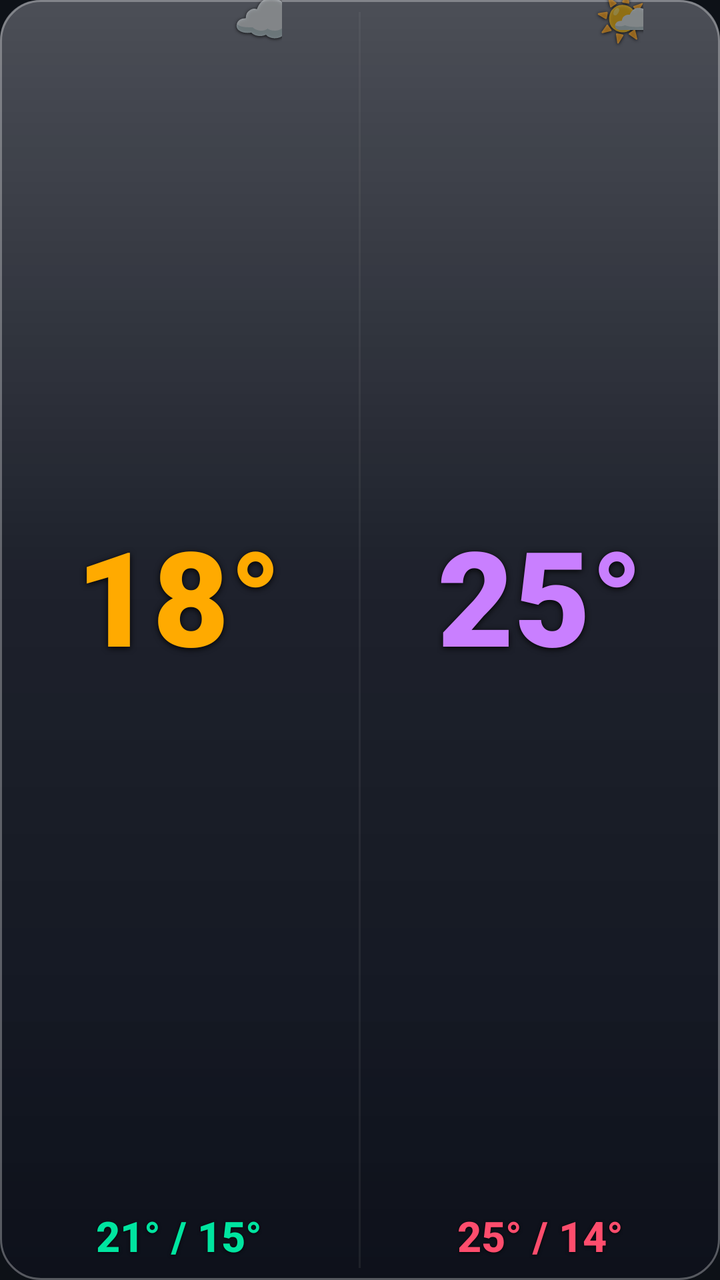
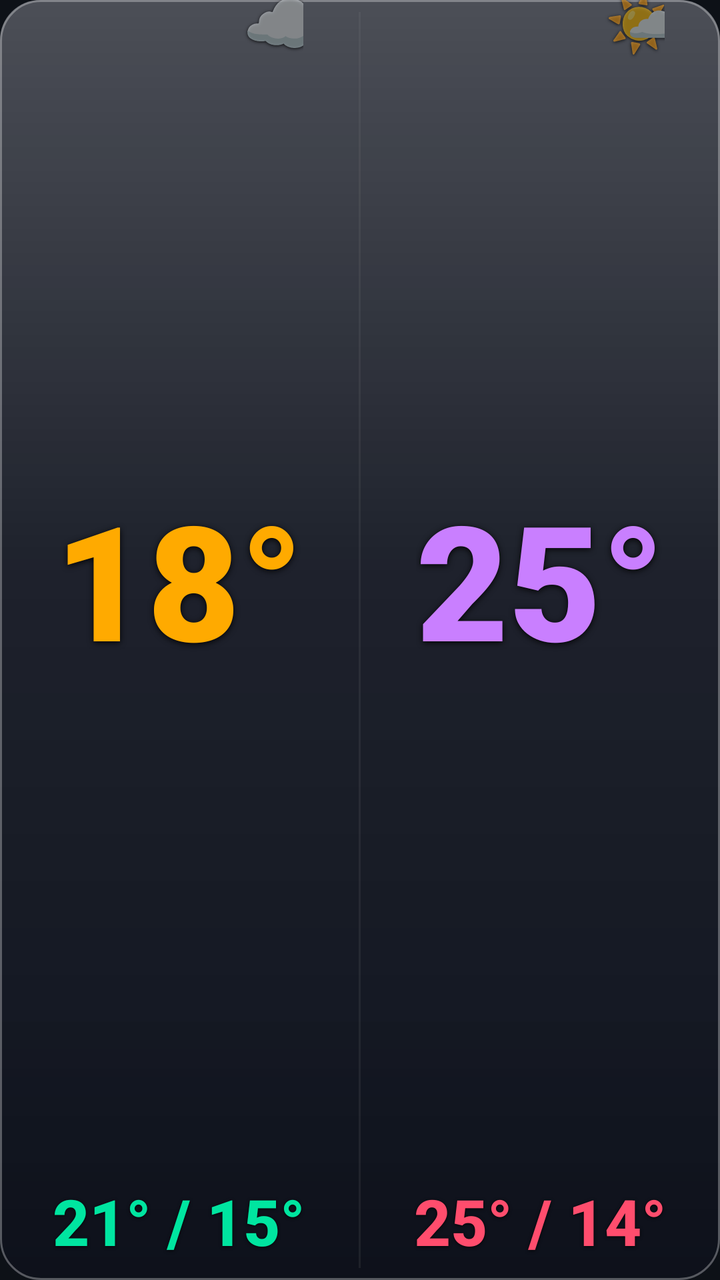

Screens rendered from an Android XML layout before and after an edit, with the pre-edit source and the edit as a unified diff.
<!-- AndroidManifest.xml: application theme Theme.Weather28 -->
<!-- res/layout/widget_dark_l.xml -->
<?xml version="1.0" encoding="utf-8"?>
<LinearLayout xmlns:android="http://schemas.android.com/apk/res/android"
    android:id="@+id/widget_root"
    android:layout_width="match_parent"
    android:layout_height="match_parent"
    android:orientation="vertical"
    android:background="@drawable/widget_bg_dark">


    <LinearLayout
        android:layout_width="match_parent"
        android:layout_height="0dp"
        android:layout_weight="1"
        android:orientation="horizontal">

        
        <LinearLayout
            android:layout_width="0dp"
            android:layout_height="match_parent"
            android:layout_weight="1"
            android:orientation="vertical"
            android:gravity="center_horizontal"
            android:paddingStart="6dp"
            android:paddingEnd="6dp"
            android:paddingBottom="8dp">

            <FrameLayout
                android:layout_width="wrap_content"
                android:layout_height="0dp"
                android:layout_weight="1">

                <TextView
                    android:id="@+id/today_temp"
                    android:layout_width="wrap_content"
                    android:layout_height="wrap_content"
                    android:layout_gravity="center"
                    android:text="18°"
                    android:textColor="#ffaa00"
                    android:textSize="66sp"
                    android:fontFamily="sans-serif-black"
                    android:includeFontPadding="false"
                    android:gravity="center"
                    android:shadowColor="#e6000000" android:shadowDx="0" android:shadowDy="2" android:shadowRadius="7"/>

                <TextView
                    android:id="@+id/today_icon"
                    android:layout_width="wrap_content"
                    android:layout_height="wrap_content"
                    android:layout_gravity="top|end"
                    android:layout_marginTop="-6dp"
                    android:layout_marginEnd="-8dp"
                    android:text="☁️"
                    android:textSize="26sp"
                    android:includeFontPadding="false"
                    android:gravity="center"
                    android:shadowColor="#cc000000" android:shadowDx="0" android:shadowDy="1" android:shadowRadius="4"/>
            </FrameLayout>

            <TextView
                android:id="@+id/today_minmax"
                android:layout_width="wrap_content"
                android:layout_height="wrap_content"
                android:text="21° / 15°"
                android:textColor="#00e5a0"
                android:textSize="21sp"
                android:fontFamily="sans-serif-medium"
                android:textStyle="bold"
                android:layout_marginTop="2dp"
                android:shadowColor="#cc000000" android:shadowDx="0" android:shadowDy="1" android:shadowRadius="4"/>
        </LinearLayout>

        <TextView
            android:layout_width="1dp"
            android:layout_height="match_parent"
            android:background="#22888888"
            android:layout_marginTop="6dp"
            android:layout_marginBottom="6dp"
            android:text=""/>

        
        <LinearLayout
            android:layout_width="0dp"
            android:layout_height="match_parent"
            android:layout_weight="1"
            android:orientation="vertical"
            android:gravity="center_horizontal"
            android:paddingStart="6dp"
            android:paddingEnd="6dp"
            android:paddingBottom="8dp">

            <FrameLayout
                android:layout_width="wrap_content"
                android:layout_height="0dp"
                android:layout_weight="1">

                <TextView
                    android:id="@+id/tomorrow_temp"
                    android:layout_width="wrap_content"
                    android:layout_height="wrap_content"
                    android:layout_gravity="center"
                    android:text="25°"
                    android:textColor="#c97fff"
                    android:textSize="66sp"
                    android:fontFamily="sans-serif-black"
                    android:includeFontPadding="false"
                    android:gravity="center"
                    android:shadowColor="#e6000000" android:shadowDx="0" android:shadowDy="2" android:shadowRadius="7"/>

                <TextView
                    android:id="@+id/tomorrow_icon"
                    android:layout_width="wrap_content"
                    android:layout_height="wrap_content"
                    android:layout_gravity="top|end"
                    android:layout_marginTop="-6dp"
                    android:layout_marginEnd="-8dp"
                    android:text="🌤️"
                    android:textSize="26sp"
                    android:includeFontPadding="false"
                    android:gravity="center"
                    android:shadowColor="#cc000000" android:shadowDx="0" android:shadowDy="1" android:shadowRadius="4"/>
            </FrameLayout>

            <TextView
                android:id="@+id/tomorrow_minmax"
                android:layout_width="wrap_content"
                android:layout_height="wrap_content"
                android:text="25° / 14°"
                android:textColor="#ff4d6d"
                android:textSize="21sp"
                android:fontFamily="sans-serif-medium"
                android:textStyle="bold"
                android:layout_marginTop="2dp"
                android:shadowColor="#cc000000" android:shadowDx="0" android:shadowDy="1" android:shadowRadius="4"/>
        </LinearLayout>
    </LinearLayout>

    <TextView android:id="@+id/widget_refresh" android:layout_width="0dp" android:layout_height="0dp" android:visibility="gone"/>
    <TextView android:id="@+id/today_desc"    android:layout_width="0dp" android:layout_height="0dp" android:visibility="gone"/>
    <TextView android:id="@+id/tomorrow_desc" android:layout_width="0dp" android:layout_height="0dp" android:visibility="gone"/>
    <TextView android:id="@+id/today_icon_bg" android:layout_width="0dp" android:layout_height="0dp" android:visibility="gone"/>
    <TextView android:id="@+id/tomorrow_icon_bg" android:layout_width="0dp" android:layout_height="0dp" android:visibility="gone"/>
    <TextView android:id="@+id/today_rain"    android:layout_width="0dp" android:layout_height="0dp" android:visibility="gone"/>
    <TextView android:id="@+id/today_wind"    android:layout_width="0dp" android:layout_height="0dp" android:visibility="gone"/>
    <TextView android:id="@+id/tomorrow_rain" android:layout_width="0dp" android:layout_height="0dp" android:visibility="gone"/>
    <TextView android:id="@+id/tomorrow_wind" android:layout_width="0dp" android:layout_height="0dp" android:visibility="gone"/>

</LinearLayout>
<!-- resources referenced by this layout -->
<resources>
  <!-- drawable widget_bg_dark (drawable) -->
  <?xml version="1.0" encoding="utf-8"?>
  <layer-list xmlns:android="http://schemas.android.com/apk/res/android">
      <item>
          <shape android:shape="rectangle">
              <solid android:color="#CC101520"/>
              <corners android:radius="20dp"/>
          </shape>
      </item>
      <item>
          <shape android:shape="rectangle">
              <gradient
                  android:type="linear"
                  android:angle="115"
                  android:startColor="#40FFFFFF"
                  android:centerColor="#0FFFFFFF"
                  android:endColor="#00FFFFFF"
                  android:centerY="0.45"/>
              <corners android:radius="20dp"/>
          </shape>
      </item>
      <item>
          <shape android:shape="rectangle">
              <gradient
                  android:type="linear"
                  android:angle="90"
                  android:startColor="#22000000"
                  android:centerColor="#00000000"
                  android:endColor="#00000000"
                  android:centerY="0.25"/>
              <corners android:radius="20dp"/>
          </shape>
      </item>
      <item>
          <shape android:shape="rectangle">
              <stroke android:width="1dp" android:color="#4DFFFFFF"/>
              <corners android:radius="20dp"/>
          </shape>
      </item>
  </layer-list>
  <style name="Theme.Weather28" parent="Theme.MaterialComponents.DayNight.NoActionBar">
          <item name="colorPrimary">#00e5a0</item>
          <item name="colorPrimaryVariant">#4d9fff</item>
          <item name="colorOnPrimary">#0d1117</item>
          <item name="android:windowBackground">#0d1117</item>
          <item name="android:statusBarColor">#0d1117</item>
          <item name="android:navigationBarColor">#0d1117</item>
      </style>
</resources>

<!-- the commit's change to res/layout/widget_dark_l.xml (unified diff, before → after) -->
@@ -36,7 +36,7 @@
                     android:layout_gravity="center"
                     android:text="18°"
                     android:textColor="#ffaa00"
-                    android:textSize="66sp"
+                    android:textSize="80sp"
                     android:fontFamily="sans-serif-black"
                     android:includeFontPadding="false"
                     android:gravity="center"
@@ -47,10 +47,10 @@
                     android:layout_width="wrap_content"
                     android:layout_height="wrap_content"
                     android:layout_gravity="top|end"
-                    android:layout_marginTop="-6dp"
-                    android:layout_marginEnd="-8dp"
+                    android:layout_marginTop="-7dp"
+                    android:layout_marginEnd="-10dp"
                     android:text="☁️"
-                    android:textSize="26sp"
+                    android:textSize="32sp"
                     android:includeFontPadding="false"
                     android:gravity="center"
                     android:shadowColor="#cc000000" android:shadowDx="0" android:shadowDy="1" android:shadowRadius="4"/>
@@ -62,7 +62,7 @@
                 android:layout_height="wrap_content"
                 android:text="21° / 15°"
                 android:textColor="#00e5a0"
-                android:textSize="21sp"
+                android:textSize="32sp"
                 android:fontFamily="sans-serif-medium"
                 android:textStyle="bold"
                 android:layout_marginTop="2dp"
@@ -100,7 +100,7 @@
                     android:layout_gravity="center"
                     android:text="25°"
                     android:textColor="#c97fff"
-                    android:textSize="66sp"
+                    android:textSize="80sp"
                     android:fontFamily="sans-serif-black"
                     android:includeFontPadding="false"
                     android:gravity="center"
@@ -111,10 +111,10 @@
                     android:layout_width="wrap_content"
                     android:layout_height="wrap_content"
                     android:layout_gravity="top|end"
-                    android:layout_marginTop="-6dp"
-                    android:layout_marginEnd="-8dp"
+                    android:layout_marginTop="-7dp"
+                    android:layout_marginEnd="-10dp"
                     android:text="🌤️"
-                    android:textSize="26sp"
+                    android:textSize="32sp"
                     android:includeFontPadding="false"
                     android:gravity="center"
                     android:shadowColor="#cc000000" android:shadowDx="0" android:shadowDy="1" android:shadowRadius="4"/>
@@ -126,7 +126,7 @@
                 android:layout_height="wrap_content"
                 android:text="25° / 14°"
                 android:textColor="#ff4d6d"
-                android:textSize="21sp"
+                android:textSize="32sp"
                 android:fontFamily="sans-serif-medium"
                 android:textStyle="bold"
                 android:layout_marginTop="2dp"
